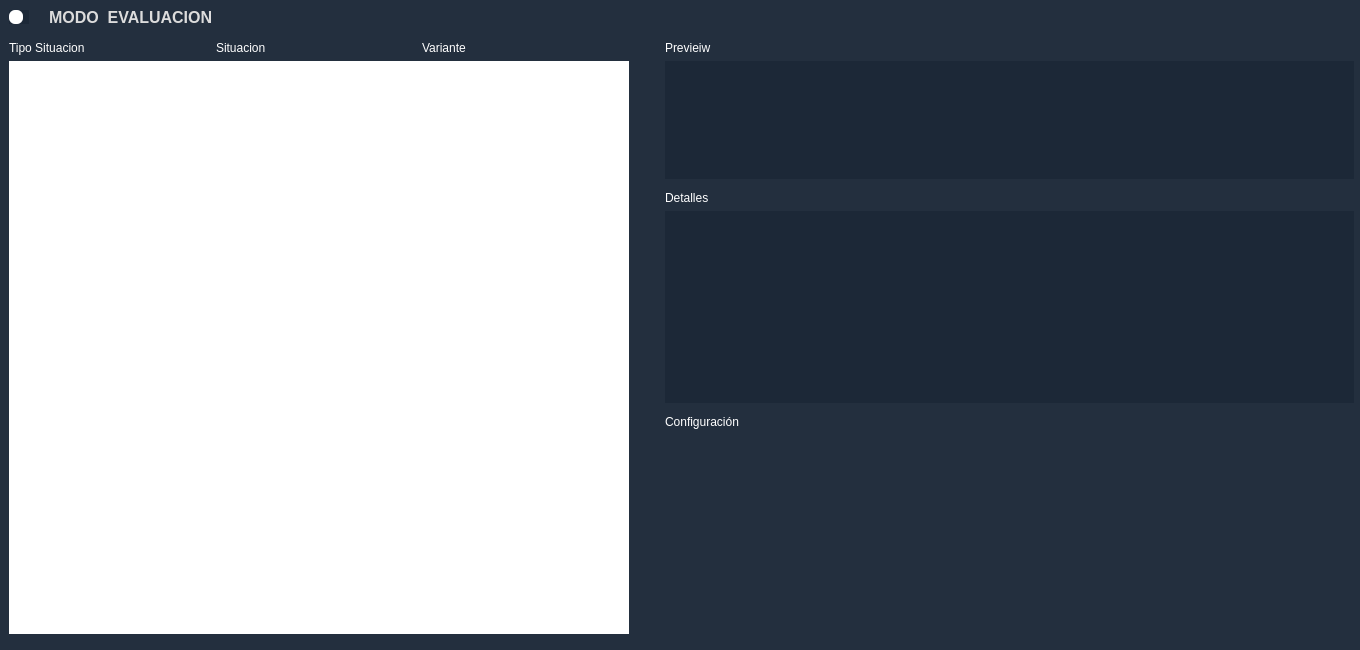
Above: ConfigSituacion/ConfigSituacion.ui from juanMartinAlvarez/STP_DB before the change. Below: the same form after it.
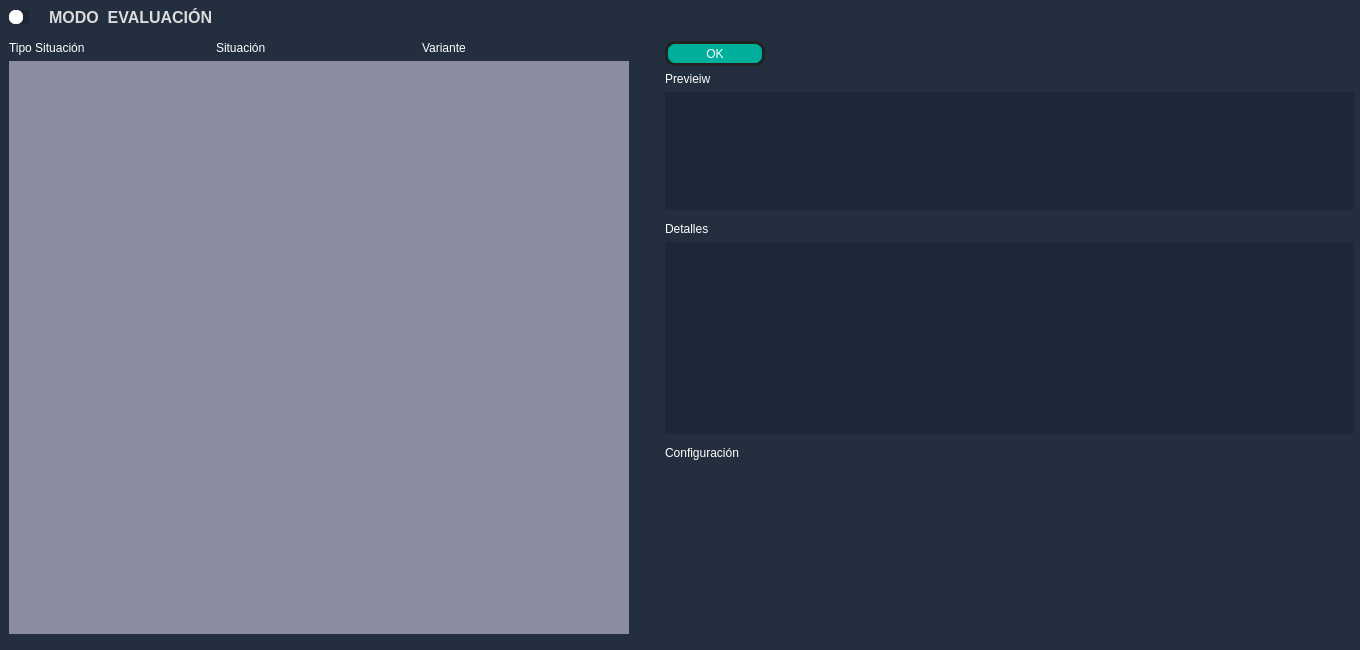
That is the form after the change. Icons and pictures are not drawn.

Diff of the .ui file:
```diff
--- a/ConfigSituacion/ConfigSituacion.ui
+++ b/ConfigSituacion/ConfigSituacion.ui
@@ -207,7 +207,7 @@
             <string notr="true">color: rgb(220, 220, 220);</string>
            </property>
            <property name="text">
-            <string>MODO  EVALUACION</string>
+            <string>MODO  EVALUACIÓN</string>
            </property>
           </widget>
          </item>
@@ -262,7 +262,7 @@
             <string notr="true">color: rgb(255, 255, 255);</string>
            </property>
            <property name="text">
-            <string>Tipo Situacion</string>
+            <string>Tipo Situación</string>
            </property>
            <property name="wordWrap">
             <bool>true</bool>
@@ -281,7 +281,7 @@
             <string notr="true">color: rgb(255, 255, 255);</string>
            </property>
            <property name="text">
-            <string>Situacion</string>
+            <string>Situación</string>
            </property>
           </widget>
          </item>
@@ -349,7 +349,7 @@
             </size>
            </property>
            <property name="styleSheet">
-            <string notr="true">background-color: rgb(255, 255, 255);</string>
+            <string notr="true">background-color: rgb(140, 140, 160);</string>
            </property>
           </widget>
          </item>
@@ -481,6 +481,253 @@
         </layout>
        </widget>
       </item>
+      <item>
+       <widget class="QToolButton" name="ButtonOK">
+        <property name="sizePolicy">
+         <sizepolicy hsizetype="Minimum" vsizetype="Preferred">
+          <horstretch>0</horstretch>
+          <verstretch>0</verstretch>
+         </sizepolicy>
+        </property>
+        <property name="minimumSize">
+         <size>
+          <width>96</width>
+          <height>25</height>
+         </size>
+        </property>
+        <property name="maximumSize">
+         <size>
+          <width>100</width>
+          <height>25</height>
+         </size>
+        </property>
+        <property name="palette">
+         <palette>
+          <active>
+           <colorrole role="WindowText">
+            <brush brushstyle="SolidPattern">
+             <color alpha="255">
+              <red>255</red>
+              <green>255</green>
+              <blue>255</blue>
+             </color>
+            </brush>
+           </colorrole>
+           <colorrole role="Button">
+            <brush brushstyle="SolidPattern">
+             <color alpha="255">
+              <red>0</red>
+              <green>175</green>
+              <blue>155</blue>
+             </color>
+            </brush>
+           </colorrole>
+           <colorrole role="Text">
+            <brush brushstyle="SolidPattern">
+             <color alpha="255">
+              <red>255</red>
+              <green>255</green>
+              <blue>255</blue>
+             </color>
+            </brush>
+           </colorrole>
+           <colorrole role="ButtonText">
+            <brush brushstyle="SolidPattern">
+             <color alpha="255">
+              <red>255</red>
+              <green>255</green>
+              <blue>255</blue>
+             </color>
+            </brush>
+           </colorrole>
+           <colorrole role="Base">
+            <brush brushstyle="SolidPattern">
+             <color alpha="255">
+              <red>0</red>
+              <green>175</green>
+              <blue>155</blue>
+             </color>
+            </brush>
+           </colorrole>
+           <colorrole role="Window">
+            <brush brushstyle="SolidPattern">
+             <color alpha="255">
+              <red>0</red>
+              <green>175</green>
+              <blue>155</blue>
+             </color>
+            </brush>
+           </colorrole>
+           <colorrole role="PlaceholderText">
+            <brush brushstyle="NoBrush">
+             <color alpha="128">
+              <red>0</red>
+              <green>0</green>
+              <blue>0</blue>
+             </color>
+            </brush>
+           </colorrole>
+          </active>
+          <inactive>
+           <colorrole role="WindowText">
+            <brush brushstyle="SolidPattern">
+             <color alpha="255">
+              <red>255</red>
+              <green>255</green>
+              <blue>255</blue>
+             </color>
+            </brush>
+           </colorrole>
+           <colorrole role="Button">
+            <brush brushstyle="SolidPattern">
+             <color alpha="255">
+              <red>0</red>
+              <green>175</green>
+              <blue>155</blue>
+             </color>
+            </brush>
+           </colorrole>
+           <colorrole role="Text">
+            <brush brushstyle="SolidPattern">
+             <color alpha="255">
+              <red>255</red>
+              <green>255</green>
+              <blue>255</blue>
+             </color>
+            </brush>
+           </colorrole>
+           <colorrole role="ButtonText">
+            <brush brushstyle="SolidPattern">
+             <color alpha="255">
+              <red>255</red>
+              <green>255</green>
+              <blue>255</blue>
+             </color>
+            </brush>
+           </colorrole>
+           <colorrole role="Base">
+            <brush brushstyle="SolidPattern">
+             <color alpha="255">
+              <red>0</red>
+              <green>175</green>
+              <blue>155</blue>
+             </color>
+            </brush>
+           </colorrole>
+           <colorrole role="Window">
+            <brush brushstyle="SolidPattern">
+             <color alpha="255">
+              <red>0</red>
+              <green>175</green>
+              <blue>155</blue>
+             </color>
+            </brush>
+           </colorrole>
+           <colorrole role="PlaceholderText">
+            <brush brushstyle="NoBrush">
+             <color alpha="128">
+              <red>255</red>
+              <green>255</green>
+              <blue>255</blue>
+             </color>
+            </brush>
+           </colorrole>
+          </inactive>
+          <disabled>
+           <colorrole role="WindowText">
+            <brush brushstyle="SolidPattern">
+             <color alpha="255">
+              <red>255</red>
+              <green>255</green>
+              <blue>255</blue>
+             </color>
+            </brush>
+           </colorrole>
+           <colorrole role="Button">
+            <brush brushstyle="SolidPattern">
+             <color alpha="255">
+              <red>16</red>
+              <green>16</green>
+              <blue>16</blue>
+             </color>
+            </brush>
+           </colorrole>
+           <colorrole role="Text">
+            <brush brushstyle="SolidPattern">
+             <color alpha="255">
+              <red>255</red>
+              <green>255</green>
+              <blue>255</blue>
+             </color>
+            </brush>
+           </colorrole>
+           <colorrole role="ButtonText">
+            <brush brushstyle="SolidPattern">
+             <color alpha="255">
+              <red>255</red>
+              <green>255</green>
+              <blue>255</blue>
+             </color>
+            </brush>
+           </colorrole>
+           <colorrole role="Base">
+            <brush brushstyle="SolidPattern">
+             <color alpha="255">
+              <red>16</red>
+              <green>16</green>
+              <blue>16</blue>
+             </color>
+            </brush>
+           </colorrole>
+           <colorrole role="Window">
+            <brush brushstyle="SolidPattern">
+             <color alpha="255">
+              <red>16</red>
+              <green>16</green>
+              <blue>16</blue>
+             </color>
+            </brush>
+           </colorrole>
+           <colorrole role="PlaceholderText">
+            <brush brushstyle="NoBrush">
+             <color alpha="128">
+              <red>0</red>
+              <green>0</green>
+              <blue>0</blue>
+             </color>
+            </brush>
+           </colorrole>
+          </disabled>
+         </palette>
+        </property>
+        <property name="layoutDirection">
+         <enum>Qt::LeftToRight</enum>
+        </property>
+        <property name="styleSheet">
+         <string notr="true">QToolButton{
+	background-color: #00af9b;
+	color: #fff;
+	min-width: 80px;
+	border: 3px solid #222;
+	border-radius: 10px;
+	padding: 5px;
+}
+
+QToolButton::flat{
+	background-color: transparent;
+	border: none;
+	color: #000;
+}
+
+QToolButton::disabled{
+	background-color: #101010;
+}</string>
+        </property>
+        <property name="text">
+         <string>OK</string>
+        </property>
+       </widget>
+      </item>
       <item>
        <widget class="QFrame" name="bSituacion">
         <property name="sizePolicy">
```
Left out of the diff: 41 changed lines with no effect on the pictures.
